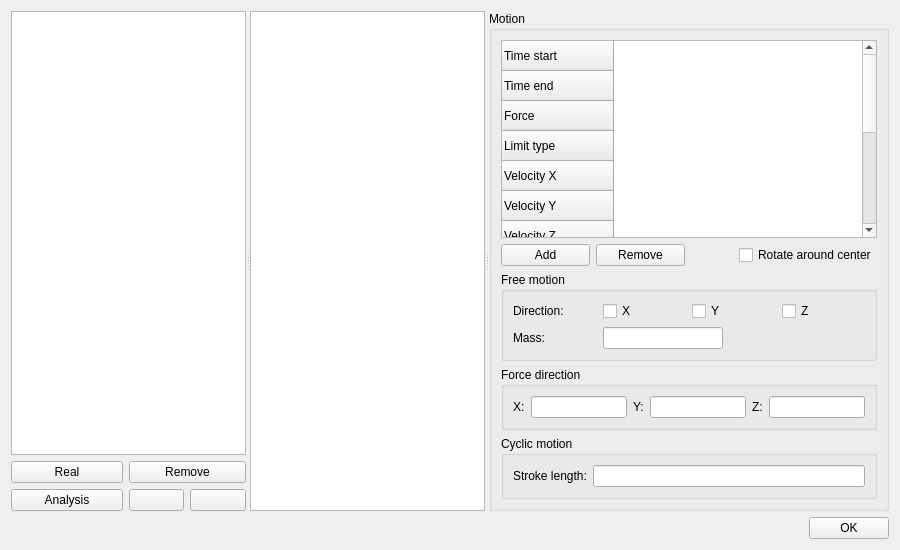
The window that QTDialogs/GeometriesEditorTab/GeometriesEditorTab.ui (msolids/musen) describes before a commit, drawn with Qt 5.
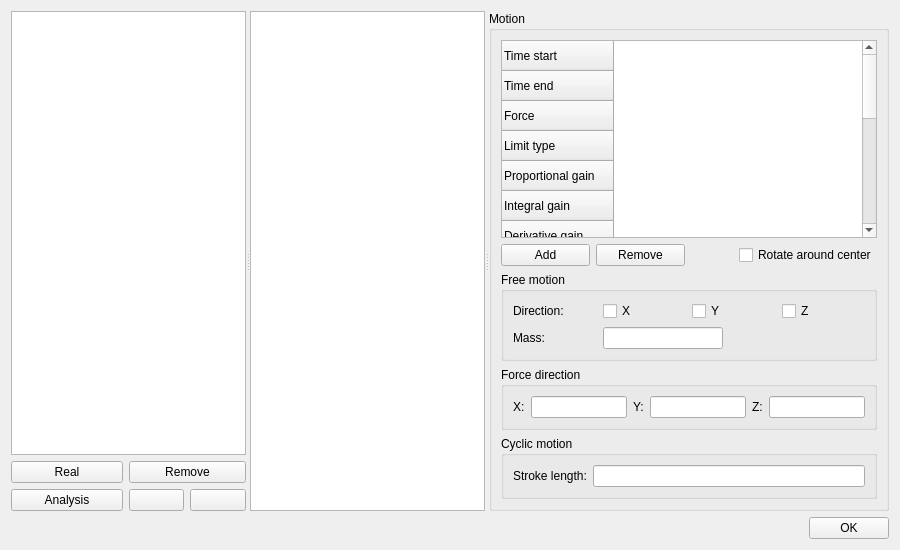
The same window after the commit. Icons and pictures are not drawn. Custom widgets are drawn as their Qt base class.

```diff
--- a/QTDialogs/GeometriesEditorTab/GeometriesEditorTab.ui
+++ b/QTDialogs/GeometriesEditorTab/GeometriesEditorTab.ui
@@ -204,6 +204,21 @@
            <string>Limit type</string>
           </property>
          </row>
+         <row>
+          <property name="text">
+           <string>Proportional gain</string>
+          </property>
+         </row>
+         <row>
+          <property name="text">
+           <string>Integral gain</string>
+          </property>
+         </row>
+         <row>
+          <property name="text">
+           <string>Derivative gain</string>
+          </property>
+         </row>
          <row>
           <property name="text">
            <string>Velocity X</string>
```
